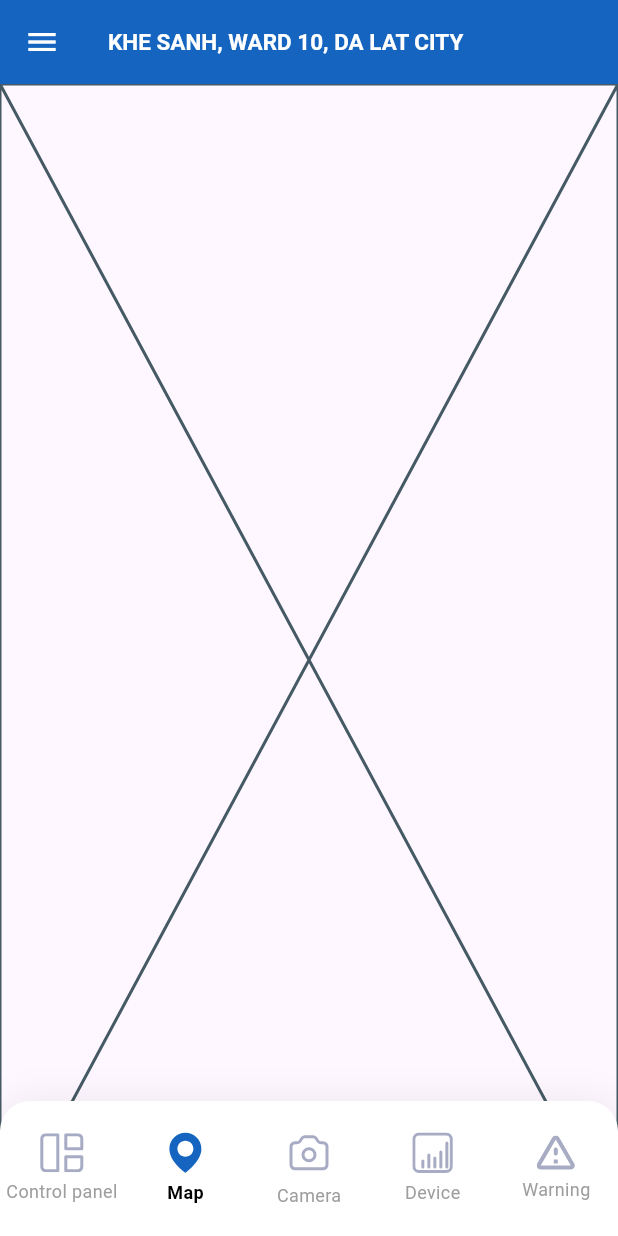
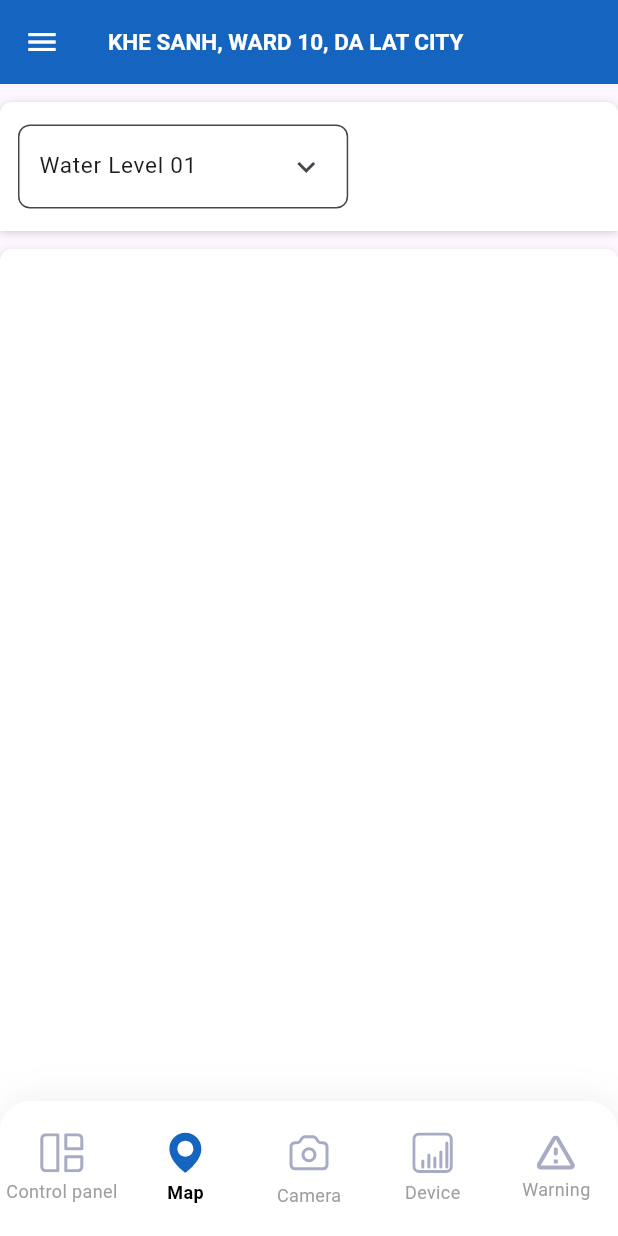
Before and after one commit to Leqdung1/ageo_app, a Flutter app: the screen it shows after launch, item 2 of the bottom bar chosen, on a phone screen of 412 x 824 dp. Run offline on Flutter 3.47's test engine with Material 3 defaults, Android fonts, the phone set to English and light mode, and no system bars; our stand-ins replace calendar_date_picker2, dio, flutter_secure_storage, flutter_svg, retry.

Commit message:
add map screen

```diff
--- a/lib/components/menu_side_bar.dart
+++ b/lib/components/menu_side_bar.dart
@@ -1,7 +1,7 @@
 
 
 import 'package:ageo_app/screens/account.dart';
-import 'package:ageo_app/screens/homeTest.dart';
+import 'package:ageo_app/screens/home.dart';
 import 'package:ageo_app/screens/notifications.dart';
 import 'package:flutter/material.dart';
 import 'package:flutter_svg/flutter_svg.dart';
--- a/lib/main.dart
+++ b/lib/main.dart
@@ -1,4 +1,4 @@
-import 'package:ageo_app/screens/homeTest.dart';
+import 'package:ageo_app/screens/home.dart';
 import 'package:ageo_app/screens/login.dart';
 
 import 'package:flutter/material.dart';
--- a/lib/screens/homeTest.dart
+++ b/lib/screens/home.dart
@@ -3,6 +3,7 @@ import 'package:ageo_app/screens/camera.dart';
 import 'package:ageo_app/screens/control_panel.dart';
 import 'package:ageo_app/screens/device.dart';
 import 'package:ageo_app/screens/map.dart';
+
 import 'package:ageo_app/screens/warn.dart';
 import 'package:flutter/material.dart';
 import 'package:flutter_svg/flutter_svg.dart';
@@ -38,9 +39,7 @@ class _HomeScreenState extends State<HomeScreen> {
         ),
         iconTheme: const IconThemeData(color: Colors.white),
       ),
-      drawer: const NavigatorDrawer(
-
-      ),
+      drawer: const NavigatorDrawer(),
       body: Stack(
         children: [
           Positioned.fill(
--- a/lib/screens/login.dart
+++ b/lib/screens/login.dart
@@ -1,4 +1,4 @@
-import "package:ageo_app/screens/homeTest.dart";
+import "package:ageo_app/screens/home.dart";
 import "package:flutter/material.dart";
 import "package:flutter/services.dart";
 import 'package:flutter_svg/flutter_svg.dart';
--- a/lib/screens/map.dart
+++ b/lib/screens/map.dart
@@ -1,10 +1,177 @@
 import 'package:flutter/material.dart';
 
-class MapScreen extends StatelessWidget {
+enum MapSelected {
+  WaterLevel1,
+  WaterLevel2,
+  Gnss1,
+  Gnss2,
+  Gnss3,
+  Camera1,
+  Camera2,
+  Camera3,
+  Camera4,
+  Camera5,
+  WarningSensor1,
+  WarningSensor2,
+  Raingauge,
+  Piezometer1,
+  Piezometer2,
+  Piezometer3,
+  Inclinometer1,
+  Inclinometer2,
+  Inclinometer3,
+}
+
+extension MapSelectedExtension on MapSelected {
+  String get label {
+    switch (this) {
+      case MapSelected.WaterLevel1:
+        return 'Water Level 01';
+      case MapSelected.WaterLevel2:
+        return 'Water Level 02';
+      case MapSelected.Gnss1:
+        return 'GNSS 01';
+      case MapSelected.Gnss2:
+        return 'GNSS 02';
+      case MapSelected.Gnss3:
+        return 'GNSS 03';
+      case MapSelected.Camera1:
+        return 'Camera 01';
+      case MapSelected.Camera2:
+        return 'Camera 02';
+      case MapSelected.Camera3:
+        return 'Camera 03';
+      case MapSelected.Camera4:
+        return 'Camera 04';
+      case MapSelected.Camera5:
+        return 'Camera 05';
+      case MapSelected.WarningSensor1:
+        return 'Warning Sensor 01';
+      case MapSelected.WarningSensor2:
+        return 'Warning Sensor 02';
+      case MapSelected.Raingauge:
+        return 'Raingauge';
+      case MapSelected.Piezometer1:
+        return 'Piezometer 01';
+      case MapSelected.Piezometer2:
+        return 'Piezometer 02';
+      case MapSelected.Piezometer3:
+        return 'Piezometer 03';
+      case MapSelected.Inclinometer1:
+        return 'Inclinometer 01';
+      case MapSelected.Inclinometer2:
+        return 'Inclinometer 02';
+      case MapSelected.Inclinometer3:
+        return 'Inclinometer 03';
+
+      default:
+        return '';
+    }
+  }
+}
+
+class MapScreen extends StatefulWidget {
   const MapScreen({super.key});
 
   @override
+  State<MapScreen> createState() => _MapScreenState();
+}
+
+class _MapScreenState extends State<MapScreen> {
+  MapSelected _selectedMap = MapSelected.WaterLevel1;
+
+  @override
   Widget build(BuildContext context) {
-    return const Placeholder();
+    return Column(
+      children: [
+        Container(
+          margin: const EdgeInsets.symmetric(vertical: 12),
+          width: MediaQuery.sizeOf(context).width,
+          decoration: BoxDecoration(
+            color: Colors.white,
+            borderRadius: const BorderRadius.only(
+              topLeft: Radius.circular(8),
+              topRight: Radius.circular(8),
+            ),
+            boxShadow: [
+              BoxShadow(
+                color: Colors.grey.withOpacity(0.45),
+                offset: const Offset(0, 1),
+                blurRadius: 4,
+              ),
+            ],
+          ),
+          child: Padding(
+            padding: const EdgeInsets.symmetric(vertical: 15, horizontal: 12),
+            child: DropdownMenu(
+              textStyle: const TextStyle(
+                fontSize: 15,
+                fontWeight: FontWeight.normal,
+              ),
+              selectedTrailingIcon: const Icon(Icons.expand_less),
+              trailingIcon: const Icon(Icons.expand_more),
+              menuStyle: MenuStyle(
+                maximumSize: const WidgetStatePropertyAll(Size.fromHeight(200)),
+                surfaceTintColor: const WidgetStatePropertyAll(
+                    Color.fromARGB(255, 255, 255, 255)),
+                shape: WidgetStatePropertyAll(
+                  RoundedRectangleBorder(
+                    borderRadius: BorderRadius.circular(8),
+                  ),
+                ),
+              ),
+              inputDecorationTheme: InputDecorationTheme(
+                contentPadding: const EdgeInsets.symmetric(
+                  vertical: 0,
+                  horizontal: 10,
+                ),
+                fillColor: const Color.fromARGB(255, 255, 255, 255),
+                filled: true,
+                border: OutlineInputBorder(
+                  borderRadius: BorderRadius.circular(8),
+                  borderSide: const BorderSide(
+                    color: Colors.lightBlueAccent,
+                  ),
+                ),
+              ),
+              initialSelection: _selectedMap.name,
+              onSelected: (value) {
+                setState(() {
+                  _selectedMap = MapSelected.values.byName(value as String);
+                });
+              },
+              dropdownMenuEntries: MapSelected.values
+                  .map(
+                    (e) => DropdownMenuEntry(value: e.name, label: e.label),
+                  )
+                  .toList(),
+            ),
+          ),
+        ),
+        Expanded(
+          child: Container(
+            decoration: BoxDecoration(
+              color: Colors.white,
+              borderRadius: const BorderRadius.only(
+                topLeft: Radius.circular(8),
+                topRight: Radius.circular(8),
+              ),
+              boxShadow: [
+                BoxShadow(
+                  offset: const Offset(-1, 1),
+                  color: Colors.black.withOpacity(0.1),
+                  blurRadius: 4,
+                ),
+              ],
+            ),
+            child: SingleChildScrollView(
+              child: Column(
+                children: [Container()],
+              ),
+            ),
+          ),
+        ),
+      ],
+    );
   }
 }
```
